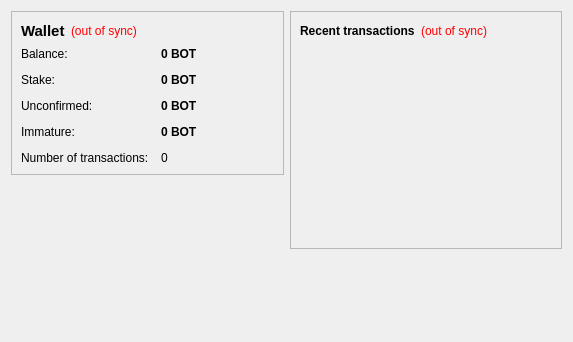
Old version of the form src/qt/forms/overviewpage.ui in the repository cosmoscoin/cosmoscoin.
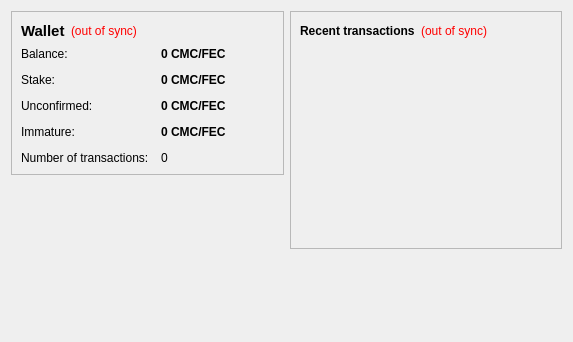
New version of the form.

Patch:
```diff
--- a/src/qt/forms/overviewpage.ui
+++ b/src/qt/forms/overviewpage.ui
@@ -105,7 +105,7 @@
              <string>Your current balance</string>
             </property>
             <property name="text">
-             <string notr="true">0 BOT</string>
+             <string notr="true">0 CMC/FEC</string>
             </property>
             <property name="textInteractionFlags">
              <set>Qt::LinksAccessibleByMouse|Qt::TextSelectableByKeyboard|Qt::TextSelectableByMouse</set>
@@ -134,7 +134,7 @@
              <string>Total of coins that was staked, and do not yet count toward the current balance</string>
             </property>
             <property name="text">
-             <string notr="true">0 BOT</string>
+             <string notr="true">0 CMC/FEC</string>
             </property>
             <property name="textInteractionFlags">
              <set>Qt::LinksAccessibleByMouse|Qt::TextSelectableByKeyboard|Qt::TextSelectableByMouse</set>
@@ -163,7 +163,7 @@
              <string>Total of transactions that have yet to be confirmed, and do not yet count toward the current balance</string>
             </property>
             <property name="text">
-             <string notr="true">0 BOT</string>
+             <string notr="true">0 CMC/FEC</string>
             </property>
             <property name="textInteractionFlags">
              <set>Qt::LinksAccessibleByMouse|Qt::TextSelectableByKeyboard|Qt::TextSelectableByMouse</set>
@@ -189,7 +189,7 @@
              <string>Mined balance that has not yet matured</string>
             </property>
             <property name="text">
-             <string notr="true">0 BOT</string>
+             <string notr="true">0 CMC/FEC</string>
             </property>
             <property name="textInteractionFlags">
              <set>Qt::LinksAccessibleByMouse|Qt::TextSelectableByKeyboard|Qt::TextSelectableByMouse</set>
```
